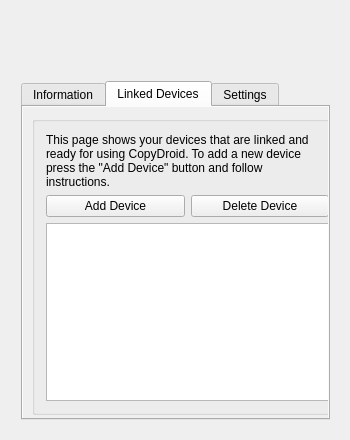
First picture: the form in widget.ui, repository dhensen/copydroid-desktop-client, before the edit.
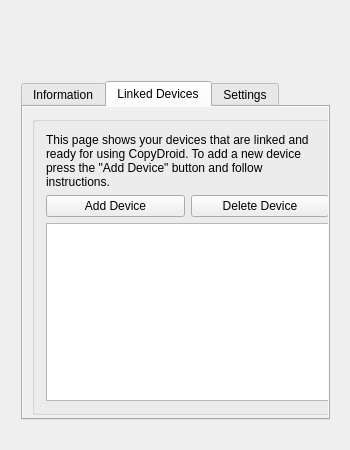
Second picture: the form after the edit. Icons and pictures are not drawn.

```diff
--- a/widget.ui
+++ b/widget.ui
@@ -7,9 +7,33 @@
     <x>0</x>
     <y>0</y>
     <width>350</width>
-    <height>440</height>
+    <height>450</height>
    </rect>
   </property>
+  <property name="sizePolicy">
+   <sizepolicy hsizetype="Preferred" vsizetype="Preferred">
+    <horstretch>0</horstretch>
+    <verstretch>0</verstretch>
+   </sizepolicy>
+  </property>
+  <property name="minimumSize">
+   <size>
+    <width>350</width>
+    <height>450</height>
+   </size>
+  </property>
+  <property name="maximumSize">
+   <size>
+    <width>350</width>
+    <height>440</height>
+   </size>
+  </property>
+  <property name="font">
+   <font>
+    <weight>50</weight>
+    <bold>false</bold>
+   </font>
+  </property>
   <property name="windowTitle">
    <string>CopyDroid</string>
   </property>
```
Left out of the diff: 3 changed lines with no effect on the pictures.
